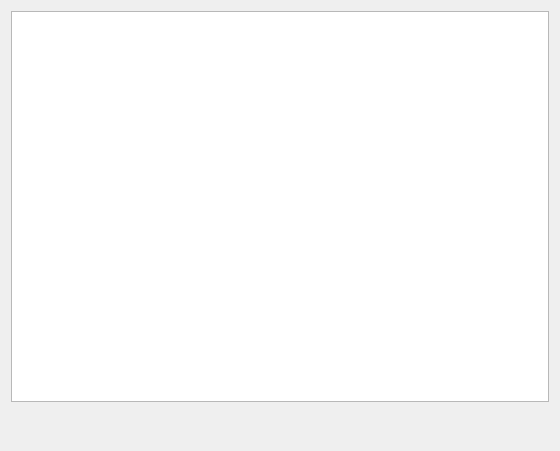
alfishe/unreal-ng, file unreal-qt/ui/logwindow.ui: the form before one commit.
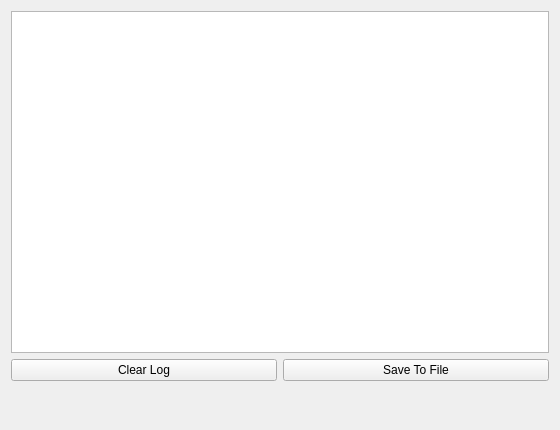
The form after the commit. Custom widgets are drawn as their Qt base class.

Commit message: Added ability to collect and save logs to files from log window

Patch:
```diff
--- a/unreal-qt/ui/logwindow.ui
+++ b/unreal-qt/ui/logwindow.ui
@@ -7,7 +7,7 @@
     <x>0</x>
     <y>0</y>
     <width>560</width>
-    <height>451</height>
+    <height>430</height>
    </rect>
   </property>
   <property name="windowTitle">
@@ -26,6 +26,24 @@
        </property>
       </widget>
      </item>
+     <item>
+      <layout class="QHBoxLayout" name="horizontalLayout">
+       <item>
+        <widget class="QPushButton" name="clearButton">
+         <property name="text">
+          <string>Clear Log</string>
+         </property>
+        </widget>
+       </item>
+       <item>
+        <widget class="QPushButton" name="saveButton">
+         <property name="text">
+          <string>Save To File</string>
+         </property>
+        </widget>
+       </item>
+      </layout>
+     </item>
      <item>
       <widget class="LogStatusBar" name="logStatusBar" native="true">
        <property name="minimumSize">
```
The commit also changes 3 other files.
